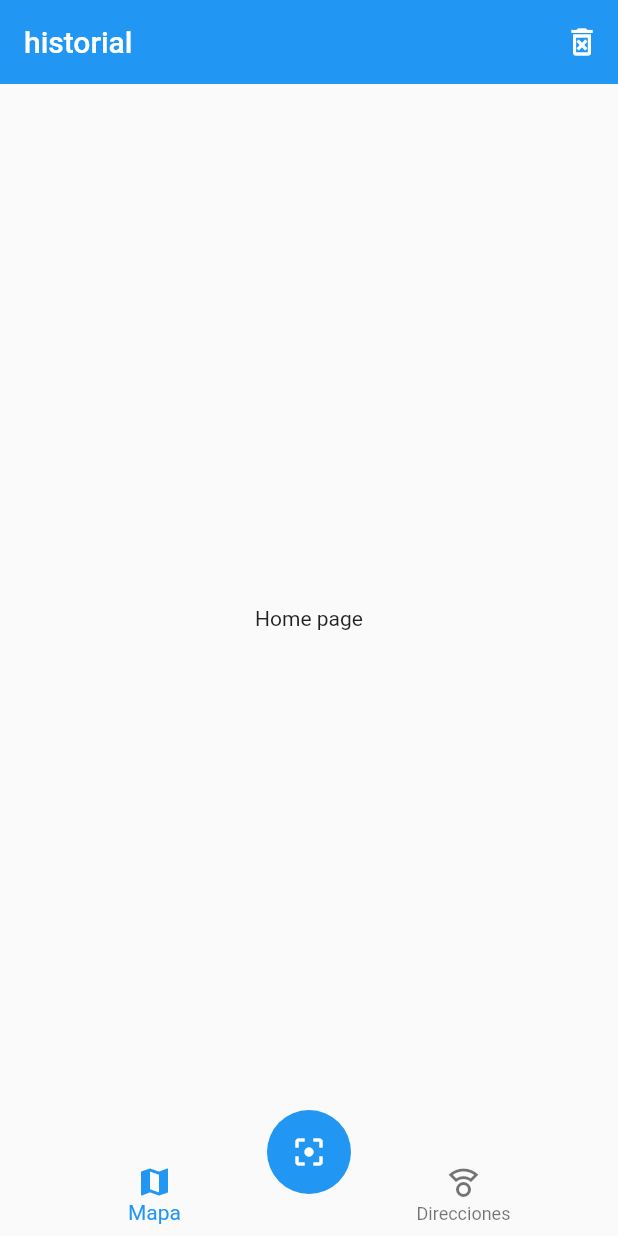
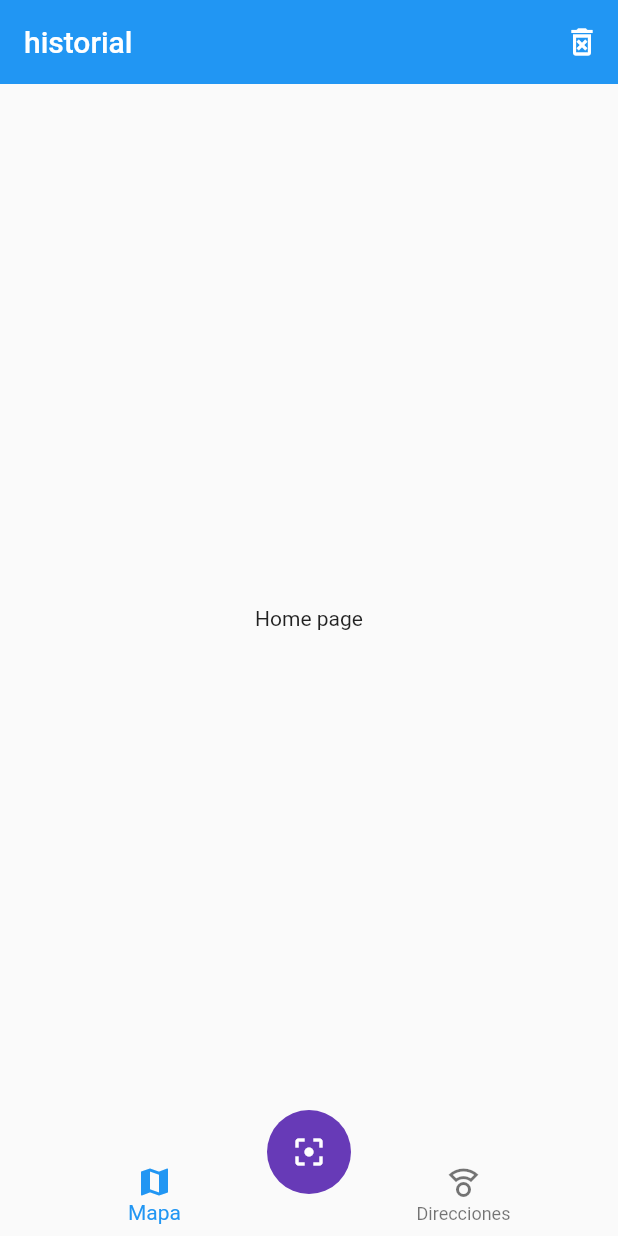
Before and after one commit to Reales09/QRScanner, a Flutter app: the screen it shows after launch, on a phone screen of 412 x 824 dp. Run offline on Flutter 3.47's test engine with Material 2 defaults, Android fonts, the phone set to English and light mode, and no system bars.

Commit message:
Se agrega tema a la app

```diff
--- a/lib/main.dart
+++ b/lib/main.dart
@@ -17,6 +17,9 @@ class MyApp extends StatelessWidget {
           'home': (_) => HomePage(),
           'mapa': (_) => MapaPage(),
         },
-    );
+        theme: ThemeData(
+            primaryColor: (Colors.deepPurple),
+            floatingActionButtonTheme: FloatingActionButtonThemeData(
+                backgroundColor: Colors.deepPurple)));
   }
 }
```
Lines whose indentation alone changed are shown as unchanged.
